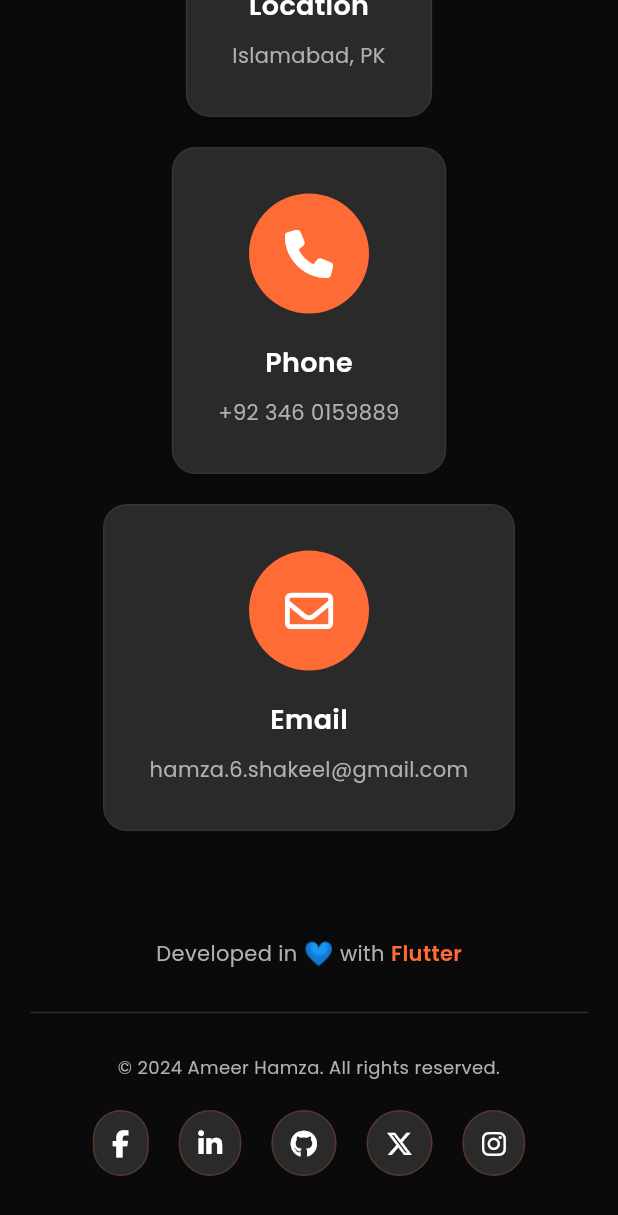
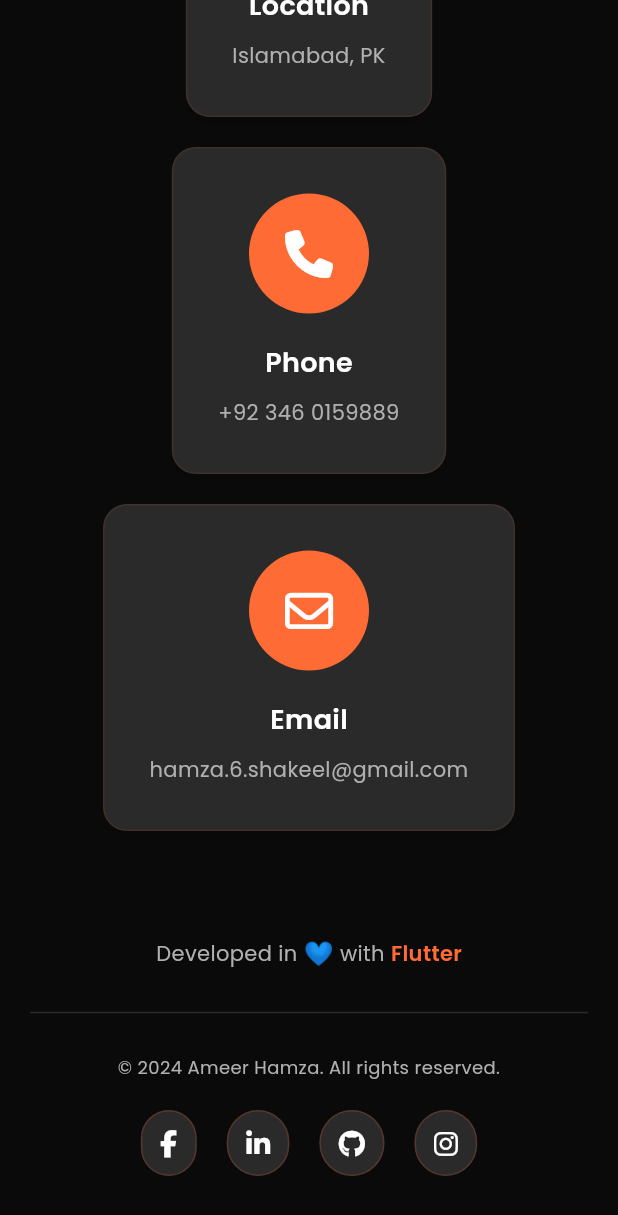
Before and after one commit to devameerhamxa/dev_portfolio, a Flutter app: the ContactSection widget shown alone on an empty page, opened directly, scrolled down 334 dp, on a phone screen of 412 x 824 dp. Shown: the top 1215 px of the screen. Run offline on Flutter 3.47's test engine with Material 3 defaults, Android fonts, the phone set to English and light mode, and no system bars; our stand-ins replace animated_text_kit, font_awesome_flutter, get, google_fonts.

Commit message:
updated project section

```diff
--- a/lib/controllers/portfolio_controller.dart
+++ b/lib/controllers/portfolio_controller.dart
@@ -25,44 +25,36 @@ class PortfolioController extends GetxController {
 
   final List<Map<String, dynamic>> projects = [
     {
-      'title': 'Awesome Snackbar',
+      'title': 'Tic-Tac-Toe Game',
       'description':
-          'A Flutter package for beautiful and customizable snackbars with various animations and styles.',
-      'image': 'assets/images/snackbar_project.png',
-      'github': 'https://github.com/yourusername/awesome-snackbar',
-      'tags': ['Flutter', 'Package', 'UI/UX'],
+          'A simple yet addictive Tic Tac Toe game built with Flutter & AI Agent.',
+      'image': 'assets/images/splash_logo.jpg',
+      'github': 'https://github.com/devameerhamxa/tic_tac_toa-with-AI_agent',
+      'tags': ['Flutter', 'Ai-Game', 'UI/UX'],
     },
     {
-      'title': 'Holy Qur\'an App',
+      'title': 'Rent-a-Car App',
       'description':
-          'A comprehensive Quran reading app with translation, search, and bookmarking features.',
-      'image': 'assets/images/quran_app.png',
-      'github': 'https://github.com/yourusername/holy-quran-app',
-      'tags': ['Flutter', 'Mobile', 'Islamic'],
+          'A car rental app that allows users to book cars online with ease.',
+      'image': 'assets/images/rent_car.jpg',
+      'github': 'https://github.com/devameerhamxa/Rent-a-Car',
+      'tags': ['Flutter', 'Mobile', 'UI/UX'],
     },
     {
-      'title': 'MedKit - Pharmacy App',
+      'title': 'Kitchen Recipes App',
       'description':
-          'A pharmacy management system with inventory tracking and prescription management.',
-      'image': 'assets/images/medkit_app.png',
-      'github': 'https://github.com/yourusername/medkit-app',
-      'tags': ['Flutter', 'Healthcare', 'Management'],
+          'A recipe app that provides a collection of delicious kitchen recipes.',
+      'image': 'assets/images/recipe.jpg',
+      'github': 'https://github.com/devameerhamxa/Kitchen-Recipes',
+      'tags': ['Flutter', 'Mobile', 'UI/UX'],
     },
     {
-      'title': 'Here I Am - Location App',
+      'title': 'E-commerce App',
       'description':
-          'A location-based social app for sharing your current location with friends and family.',
-      'image': 'assets/images/location_app.png',
-      'github': 'https://github.com/yourusername/here-i-am',
-      'tags': ['Flutter', 'Location', 'Social'],
-    },
-    {
-      'title': 'COVID-19 Tracker',
-      'description':
-          'Stay updated with latest COVID-19 statistics and safety guidelines.',
-      'image': 'assets/images/covid_app.png',
-      'github': 'https://github.com/yourusername/covid-tracker',
-      'tags': ['Flutter', 'Health', 'API'],
+          'A complete e-commerce app with product listings, cart, and checkout features.',
+      'image': 'assets/images/estore.jpg',
+      'github': 'https://github.com/devameerhamxa/E_store',
+      'tags': ['Flutter', 'Mobile', 'UI/UX'],
     },
   ];
 
--- a/lib/widgets/contact_section.dart
+++ b/lib/widgets/contact_section.dart
@@ -221,7 +221,7 @@ class ContactSection extends StatelessWidget {
         _buildSocialIcon(FontAwesomeIcons.facebookF, 'facebook'),
         _buildSocialIcon(FontAwesomeIcons.linkedinIn, 'linkedin'),
         _buildSocialIcon(FontAwesomeIcons.github, 'github'),
-        _buildSocialIcon(FontAwesomeIcons.xTwitter, 'twitter'),
+        // _buildSocialIcon(FontAwesomeIcons.xTwitter, 'twitter'),
         _buildSocialIcon(FontAwesomeIcons.instagram, 'instagram'),
       ],
     );
--- a/lib/widgets/services_section.dart
+++ b/lib/widgets/services_section.dart
@@ -100,7 +100,6 @@ class ServicesSection extends StatelessWidget {
                 textAlign: TextAlign.center,
               ),
             ),
-            // SizedBox(height: 15),
             Expanded(
               child: Text(
                 service['description'],
```
Also changed, not shown: assets/images/estore.jpg (added), assets/images/recipe.jpg (added), assets/images/rent_car.jpg (added), assets/images/splash_logo.jpg (added), assets/images/splash_logo.svg (added), assets/images/white_car.png (added).
